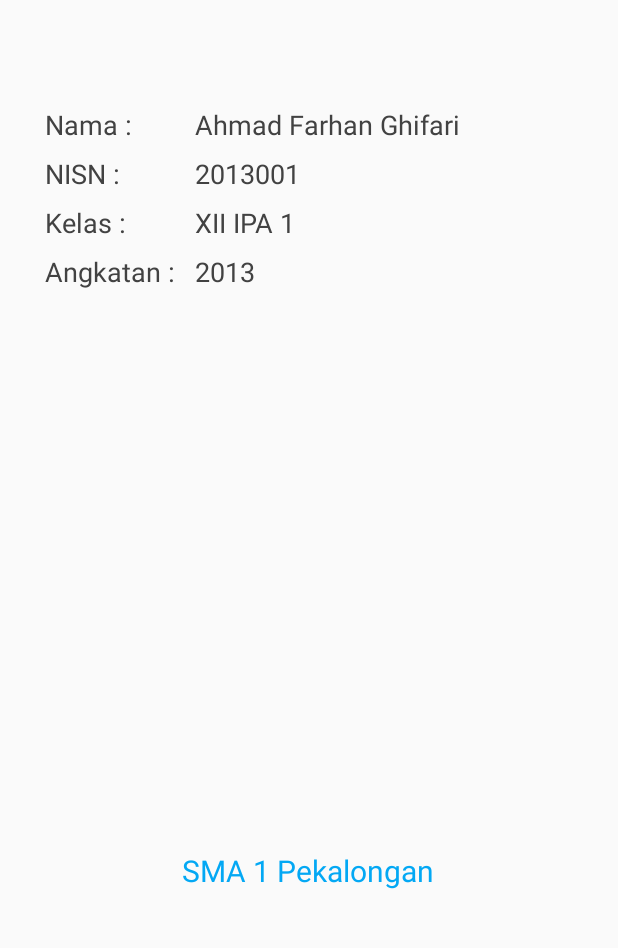
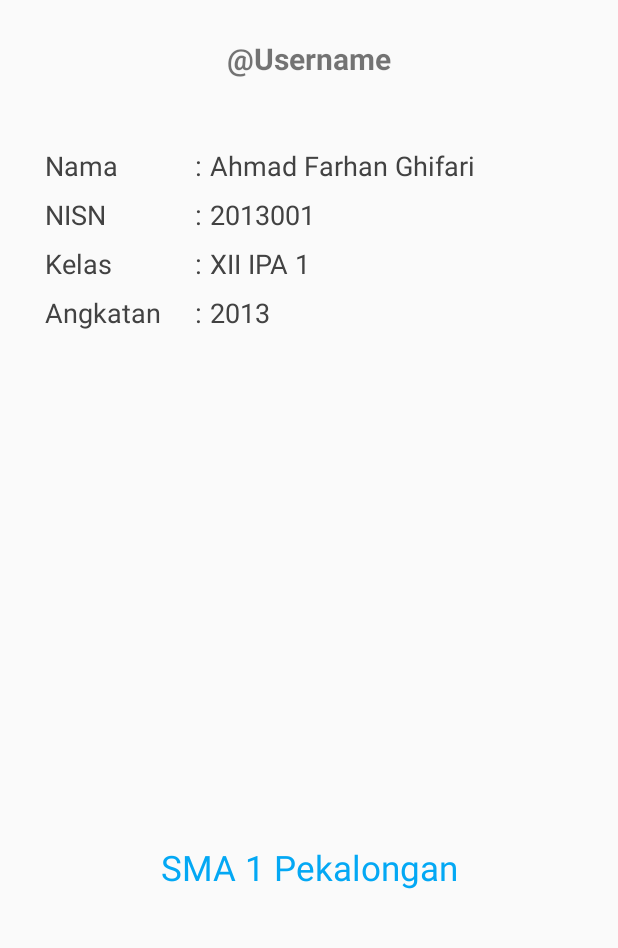
Before and after one commit to alhudaghifari/ioschool_android_git, an Android app: the layout activity_profile.xml on its own in the app's theme, with its tools: preview values and no code run, on a phone screen of 412 x 824 dp, the part 285-1233 px from its top. Run offline under Robolectric (Android 15) with nearby library versions, the phone set to English and light mode, and no system bars.

```diff
--- a/IOschool/app/src/main/java/com/alhudaghifari/ioschool/Activity/LoginActivity.java
+++ b/IOschool/app/src/main/java/com/alhudaghifari/ioschool/Activity/LoginActivity.java
@@ -138,10 +138,10 @@ public class LoginActivity extends Activity {
                         String namalengkap = user.getString("Namalengkap");
                         String username = user.getString("Username");
                         String angkatan = user.getString("Angkatan");
-                        String id_sekolah = user.getString("id_sekolah");
+                        String namasekolah = user.getString("namasekolah");
 
                         // Inserting row in users table
-                        db.addUser(nis, namalengkap, username, angkatan, id_sekolah);
+                        db.addUser(nis, namalengkap, username, angkatan, namasekolah);
 
                         // Launch main activity
                         Intent intent = new Intent(LoginActivity.this,
--- a/IOschool/app/src/main/res/layout/activity_profile.xml
+++ b/IOschool/app/src/main/res/layout/activity_profile.xml
@@ -38,6 +38,23 @@
 
         </RelativeLayout>
 
+        <TextView
+            android:id="@+id/txtUsername"
+            android:layout_width="wrap_content"
+            android:layout_height="wrap_content"
+            android:text="@string/Username"
+            android:layout_gravity="center"
+            android:textSize="@dimen/sp20"
+            android:textStyle="bold"
+            />
+
+        <LinearLayout
+            android:orientation="vertical"
+            android:layout_width="match_parent"
+            android:layout_height="wrap_content"
+            android:layout_gravity="center"
+            android:gravity="center">
+
             <LinearLayout
                 android:orientation="vertical"
                 android:layout_width="match_parent"
@@ -52,6 +69,7 @@
                     android:layout_height="wrap_content">
 
                     <TextView
+                        android:id="@+id/txtTagNama"
                         android:layout_width="@dimen/dp100"
                         android:layout_height="wrap_content"
                         android:textSize="@dimen/sp18"
@@ -60,6 +78,16 @@
                         android:layout_marginBottom="@dimen/margin_bottom_text"/>
 
                     <TextView
+                        android:layout_width="wrap_content"
+                        android:layout_height="wrap_content"
+                        android:textSize="@dimen/sp18"
+                        android:textColor="@color/black_text_2"
+                        android:text="@string/titik_dua"
+                        android:layout_marginRight="@dimen/dp5"
+                        android:layout_marginBottom="@dimen/margin_bottom_text"/>
+
+                    <TextView
+                        android:id="@+id/txtNamaSiswa"
                         android:layout_width="wrap_content"
                         android:layout_height="wrap_content"
                         android:textSize="@dimen/sp18"
@@ -84,6 +112,7 @@
                     android:layout_height="wrap_content">
 
                     <TextView
+                        android:id="@+id/txtTagNisn"
                         android:layout_width="@dimen/dp100"
                         android:layout_height="wrap_content"
                         android:textSize="@dimen/sp18"
@@ -92,6 +121,16 @@
                         android:layout_marginBottom="@dimen/margin_bottom_text"/>
 
                     <TextView
+                        android:layout_width="wrap_content"
+                        android:layout_height="wrap_content"
+                        android:textSize="@dimen/sp18"
+                        android:textColor="@color/black_text_2"
+                        android:text="@string/titik_dua"
+                        android:layout_marginRight="@dimen/dp5"
+                        android:layout_marginBottom="@dimen/margin_bottom_text"/>
+
+                    <TextView
+                        android:id="@+id/txtNisn"
                         android:layout_width="wrap_content"
                         android:layout_height="wrap_content"
                         android:textSize="@dimen/sp18"
@@ -116,6 +155,7 @@
                     android:layout_height="wrap_content">
 
                     <TextView
+                        android:id="@+id/txtTagKelas"
                         android:layout_width="@dimen/dp100"
                         android:layout_height="wrap_content"
                         android:textSize="@dimen/sp18"
@@ -124,6 +164,16 @@
                         android:layout_marginBottom="@dimen/margin_bottom_text"/>
 
                     <TextView
+                        android:layout_width="wrap_content"
+                        android:layout_height="wrap_content"
+                        android:textSize="@dimen/sp18"
+                        android:textColor="@color/black_text_2"
+                        android:text="@string/titik_dua"
+                        android:layout_marginRight="@dimen/dp5"
+                        android:layout_marginBottom="@dimen/margin_bottom_text"/>
+
+                    <TextView
+                        android:id="@+id/txtKelas"
                         android:layout_width="wrap_content"
                         android:layout_height="wrap_content"
                         android:textSize="@dimen/sp18"
@@ -148,6 +198,7 @@
                     android:layout_height="wrap_content">
 
                     <TextView
+                        android:id="@+id/txtTagAngkatan"
                         android:layout_width="@dimen/dp100"
                         android:layout_height="wrap_content"
                         android:textSize="@dimen/sp18"
@@ -160,8 +211,20 @@
                         android:layout_height="wrap_content"
                         android:textSize="@dimen/sp18"
                         android:textColor="@color/black_text_2"
+                        android:text="@string/titik_dua"
+                        android:layout_marginRight="@dimen/dp5"
+                        android:layout_marginBottom="@dimen/margin_bottom_text"/>
+
+                    <TextView
+                        android:id="@+id/txtAngkatan"
+                        android:layout_width="wrap_content"
+                        android:layout_height="wrap_content"
+                        android:textSize="@dimen/sp18"
+                        android:textColor="@color/black_text_2"
                         android:text="@string/angkatanfarhan"
                         android:layout_marginBottom="@dimen/margin_bottom_text"/>
+
+                </LinearLayout>
 
             </LinearLayout>
 
@@ -183,7 +246,7 @@
             android:textColor="@color/blue_main_color"
             android:layout_marginBottom="@dimen/dp40"
             android:layout_alignParentBottom="true"
-            android:textSize="@dimen/sp20"
+            android:textSize="@dimen/sp23"
             android:gravity="center"
             android:layout_gravity="center"/>
 
--- a/IOschool/app/src/main/res/values/dimens.xml
+++ b/IOschool/app/src/main/res/values/dimens.xml
@@ -29,5 +29,7 @@
     <dimen name="sp18">18sp</dimen>
     <dimen name="sp19">19sp</dimen>
     <dimen name="sp20">20sp</dimen>
+    <dimen name="sp23">23sp</dimen>
+    <dimen name="sp25">25sp</dimen>
 
 </resources>
--- a/IOschool/app/src/main/res/values/strings.xml
+++ b/IOschool/app/src/main/res/values/strings.xml
@@ -27,13 +27,15 @@
 
     <!--Profile Page-->
     <string name="nama_sekolah">SMA 1 Pekalongan</string>
-    <string name="nama_siswa">Nama :</string>
-    <string name="nisn">NISN :</string>
-    <string name="kelas">Kelas :</string>
-    <string name="angkatan">Angkatan :</string>
+    <string name="nama_siswa">Nama</string>
+    <string name="Username">\@Username</string>
+    <string name="nisn">NISN</string>
+    <string name="kelas">Kelas</string>
+    <string name="angkatan">Angkatan</string>
     <string name="farhan">Ahmad Farhan Ghifari</string>
     <string name="nisnfarhan">2013001</string>
     <string name="kelasfarhan">XII IPA 1</string>
     <string name="angkatanfarhan">2013</string>
+    <string name="titik_dua">: </string>
 
 </resources>
```
Also changed, not shown: IOschool/app/src/main/java/com/alhudaghifari/ioschool/Activity/Profile.java (+67 -0 lines), IOschool/app/src/main/java/com/alhudaghifari/ioschool/helper/SQLiteHandler.java (+5 -5 lines). Lines whose indentation alone changed are shown as unchanged.
